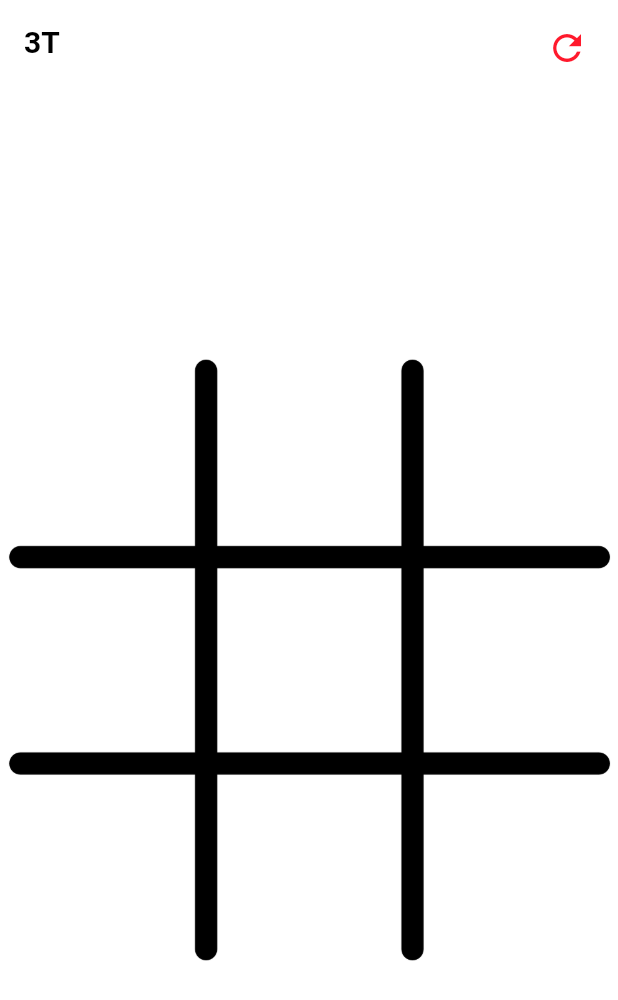
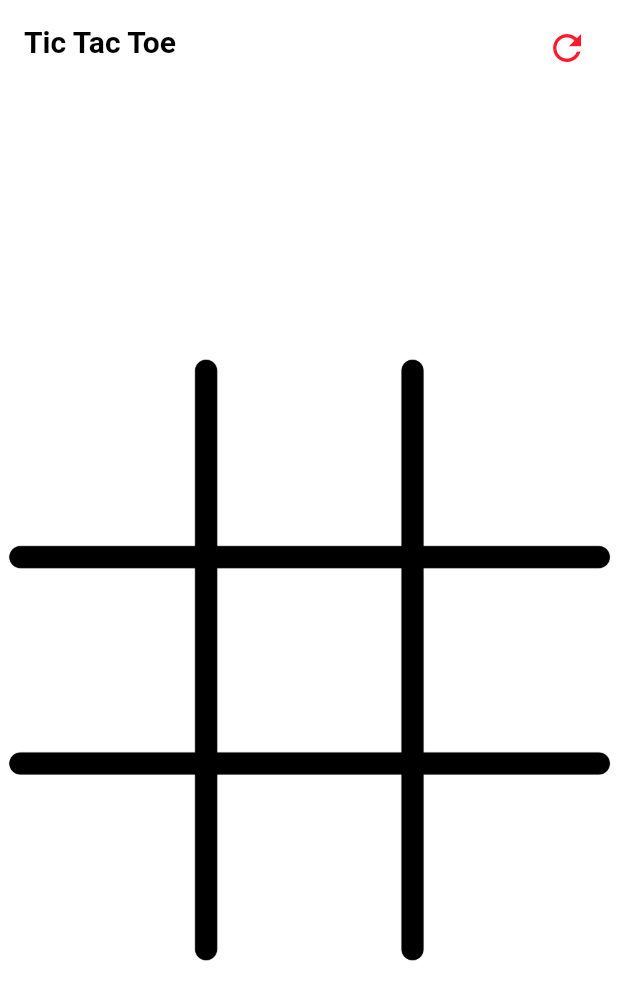
Before and after one commit to Pranav2918/3T, a Flutter app: the screen it shows after launch, on a phone screen of 412 x 824 dp. Shown: the top 1000 px of the screen. Run offline on Flutter 3.47's test engine with Material 2 defaults, Android fonts, the phone set to English and light mode, and no system bars.

Commit message:
Changed text

```diff
--- a/lib/main.dart
+++ b/lib/main.dart
@@ -42,7 +42,7 @@ class _TicTacToeState extends State<TicTacToe> {
               elevation: 0.0,
               backgroundColor: Colors.white,
               title: Text(
-                '3T',
+                'Tic Tac Toe',
                 style:
                     TextStyle(color: Colors.black, fontWeight: FontWeight.bold),
               )),
```
Also changed, not shown: 1 other file.
